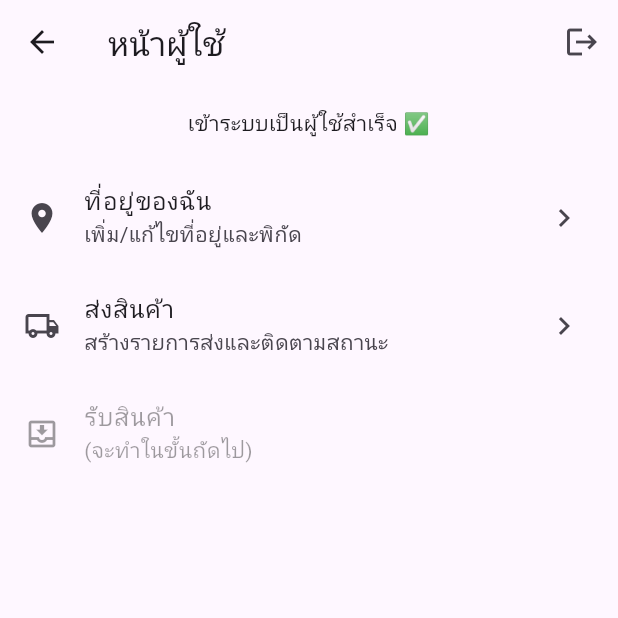
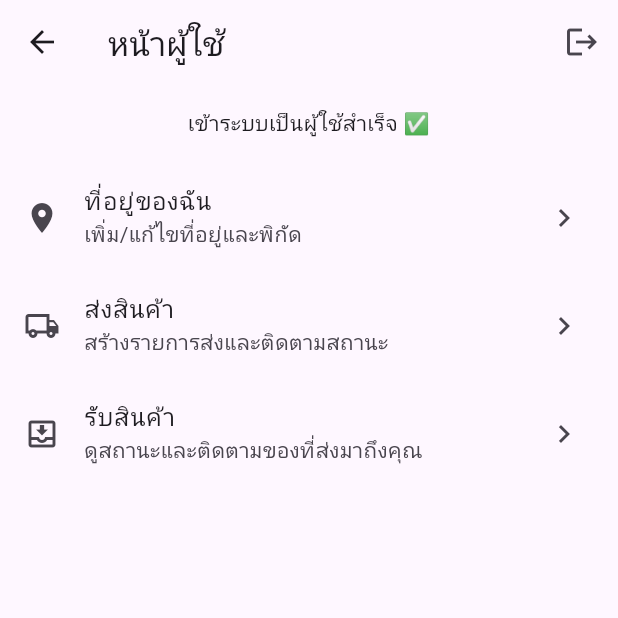
Before and after one commit to MunbodPRGRM/DeliveryApp, a Flutter app: the UserHomeScreen screen opened directly, on a phone screen of 412 x 824 dp, the top half of it. Run offline on Flutter 3.47's test engine with Material 3 defaults, Android fonts, the phone set to English and light mode, and no system bars; our stand-ins replace cloud_firestore, firebase_auth, firebase_core, flutter_map, geolocator, image_picker and 1 more; accounts and stored records are empty.

Commit message:
feat: Add received shipments screen and integrate with user home

```diff
--- a/lib/screens/home/user_home_screen.dart
+++ b/lib/screens/home/user_home_screen.dart
@@ -3,6 +3,7 @@ import 'package:provider/provider.dart';
 
 import '../../services/auth_service.dart';
 import '../location/manage_addresses_screen.dart';
+import '../receiver/received_shipments_screen.dart';
 import '../sender/sent_shipments_screen.dart';
 
 /// หน้าหลักของผู้ใช้ (Sender/Receiver) — placeholder
@@ -52,11 +53,16 @@ class UserHomeScreen extends StatelessWidget {
               ),
             ),
           ),
-          const ListTile(
-            leading: Icon(Icons.move_to_inbox_outlined),
-            title: Text('รับสินค้า'),
-            subtitle: Text('(จะทำในขั้นถัดไป)'),
-            enabled: false,
+          ListTile(
+            leading: const Icon(Icons.move_to_inbox_outlined),
+            title: const Text('รับสินค้า'),
+            subtitle: const Text('ดูสถานะและติดตามของที่ส่งมาถึงคุณ'),
+            trailing: const Icon(Icons.chevron_right),
+            onTap: () => Navigator.of(context).push(
+              MaterialPageRoute(
+                builder: (_) => const ReceivedShipmentsScreen(),
+              ),
+            ),
           ),
         ],
       ),
```
Also changed, not shown: lib/screens/receiver/received_shipments_screen.dart (added, +76 -0 lines).
